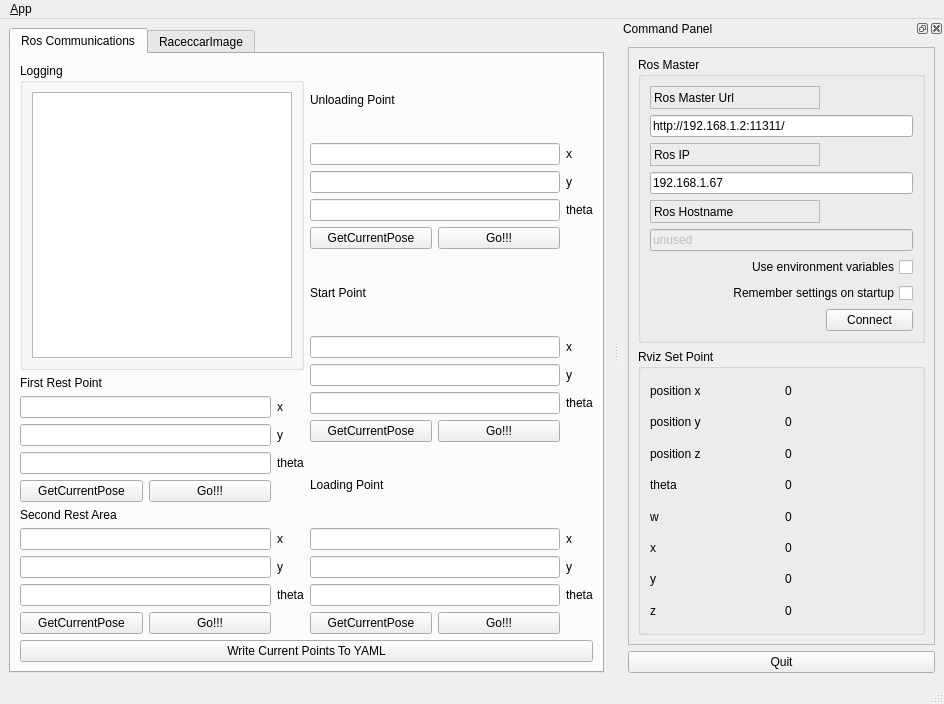
weihaoysgs/racecar-cloud-ws, file racecar_cloud/ui/main_window.ui: the form before one commit.
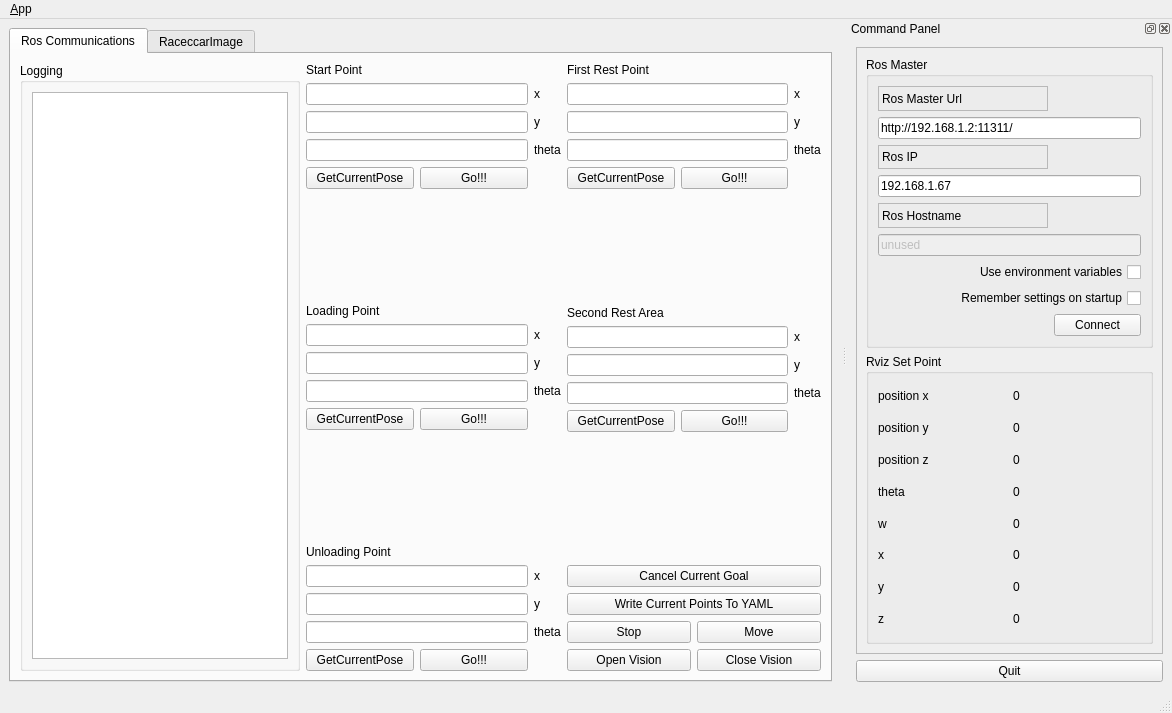
The form after the commit. Icons and pictures are not drawn.

What changed in the file:
```diff
--- a/racecar_cloud/ui/main_window.ui
+++ b/racecar_cloud/ui/main_window.ui
@@ -6,8 +6,8 @@
    <rect>
     <x>0</x>
     <y>0</y>
-    <width>944</width>
-    <height>704</height>
+    <width>1172</width>
+    <height>713</height>
    </rect>
   </property>
   <property name="windowTitle">
@@ -40,8 +40,8 @@
        <attribute name="title">
         <string>Ros Communications</string>
        </attribute>
-       <layout class="QGridLayout" name="gridLayout_5">
-        <item row="0" column="0">
+       <layout class="QHBoxLayout" name="horizontalLayout_14">
+        <item>
          <widget class="QGroupBox" name="groupBox_12">
           <property name="sizePolicy">
            <sizepolicy hsizetype="MinimumExpanding" vsizetype="Preferred">
@@ -59,92 +59,14 @@
           </layout>
          </widget>
         </item>
-        <item row="0" column="1" rowspan="2">
+        <item>
          <layout class="QVBoxLayout" name="verticalLayout_21">
-          <item>
-           <layout class="QVBoxLayout" name="verticalLayout_11">
-            <item>
-             <widget class="QLabel" name="label_15">
-              <property name="text">
-               <string>Unloading Point</string>
-              </property>
-             </widget>
-            </item>
-            <item>
-             <layout class="QHBoxLayout" name="horizontalLayout_3">
-              <item>
-               <layout class="QVBoxLayout" name="verticalLayout_7">
-                <item>
-                 <widget class="QLineEdit" name="lineEditUnLoadingPointX"/>
-                </item>
-                <item>
-                 <widget class="QLineEdit" name="lineEditUnLoadingPointY"/>
-                </item>
-                <item>
-                 <widget class="QLineEdit" name="lineEditUnLoadingPointTheta"/>
-                </item>
-                <item>
-                 <layout class="QHBoxLayout" name="horizontalLayout_6">
-                  <item>
-                   <widget class="QPushButton" name="pushbuttonUnLoadingGetCurrentRvizPoint">
-                    <property name="text">
-                     <string>GetCurrentPose</string>
-                    </property>
-                   </widget>
-                  </item>
-                  <item>
-                   <widget class="QPushButton" name="pushButtonGoToUnLoadingPoint">
-                    <property name="text">
-                     <string>Go!!!</string>
-                    </property>
-                   </widget>
-                  </item>
-                 </layout>
-                </item>
-               </layout>
-              </item>
-              <item>
-               <layout class="QVBoxLayout" name="verticalLayout_8">
-                <item>
-                 <widget class="QLabel" name="label_10">
-                  <property name="text">
-                   <string>x</string>
-                  </property>
-                 </widget>
-                </item>
-                <item>
-                 <widget class="QLabel" name="label_11">
-                  <property name="text">
-                   <string>y</string>
-                  </property>
-                 </widget>
-                </item>
-                <item>
-                 <widget class="QLabel" name="label_12">
-                  <property name="text">
-                   <string>theta</string>
-                  </property>
-                 </widget>
-                </item>
-                <item>
-                 <widget class="QLabel" name="label_18">
-                  <property name="text">
-                   <string/>
-                  </property>
-                 </widget>
-                </item>
-               </layout>
-              </item>
-             </layout>
-            </item>
-           </layout>
-          </item>
           <item>
            <layout class="QVBoxLayout" name="verticalLayout_20">
             <item>
              <widget class="QLabel" name="label_13">
               <property name="text">
-               <string>Start Point</string>
+               <string>Start Point </string>
               </property>
              </widget>
             </item>
@@ -221,6 +143,19 @@
             </item>
            </layout>
           </item>
+          <item>
+           <spacer name="verticalSpacer_2">
+            <property name="orientation">
+             <enum>Qt::Vertical</enum>
+            </property>
+            <property name="sizeHint" stdset="0">
+             <size>
+              <width>20</width>
+              <height>20</height>
+             </size>
+            </property>
+           </spacer>
+          </item>
           <item>
            <layout class="QVBoxLayout" name="verticalLayout_14">
             <item>
@@ -303,9 +238,100 @@
             </item>
            </layout>
           </item>
+          <item>
+           <spacer name="verticalSpacer_3">
+            <property name="orientation">
+             <enum>Qt::Vertical</enum>
+            </property>
+            <property name="sizeHint" stdset="0">
+             <size>
+              <width>20</width>
+              <height>40</height>
+             </size>
+            </property>
+           </spacer>
+          </item>
+          <item>
+           <layout class="QVBoxLayout" name="verticalLayout_11">
+            <item>
+             <widget class="QLabel" name="label_15">
+              <property name="text">
+               <string>Unloading Point</string>
+              </property>
+             </widget>
+            </item>
+            <item>
+             <layout class="QHBoxLayout" name="horizontalLayout_3">
+              <item>
+               <layout class="QVBoxLayout" name="verticalLayout_7">
+                <item>
+                 <widget class="QLineEdit" name="lineEditUnLoadingPointX"/>
+                </item>
+                <item>
+                 <widget class="QLineEdit" name="lineEditUnLoadingPointY"/>
+                </item>
+                <item>
+                 <widget class="QLineEdit" name="lineEditUnLoadingPointTheta"/>
+                </item>
+                <item>
+                 <layout class="QHBoxLayout" name="horizontalLayout_6">
+                  <item>
+                   <widget class="QPushButton" name="pushbuttonUnLoadingGetCurrentRvizPoint">
+                    <property name="text">
+                     <string>GetCurrentPose</string>
+                    </property>
+                   </widget>
+                  </item>
+                  <item>
+                   <widget class="QPushButton" name="pushButtonGoToUnLoadingPoint">
+                    <property name="text">
+                     <string>Go!!!</string>
+                    </property>
+                   </widget>
+                  </item>
+                 </layout>
+                </item>
+               </layout>
+              </item>
+              <item>
+               <layout class="QVBoxLayout" name="verticalLayout_8">
+                <item>
+                 <widget class="QLabel" name="label_10">
+                  <property name="text">
+                   <string>x</string>
+                  </property>
+                 </widget>
+                </item>
+                <item>
+                 <widget class="QLabel" name="label_11">
+                  <property name="text">
+                   <string>y</string>
+                  </property>
+                 </widget>
+                </item>
+                <item>
+                 <widget class="QLabel" name="label_12">
+                  <property name="text">
+                   <string>theta</string>
+                  </property>
+                 </widget>
+                </item>
+                <item>
+                 <widget class="QLabel" name="label_18">
+                  <property name="text">
+                   <string/>
+                  </property>
+                 </widget>
+                </item>
+               </layout>
+              </item>
+             </layout>
+            </item>
+           </layout>
+          </item>
          </layout>
         </item>
-        <item row="1" column="0">
+        <item>
          <layout class="QVBoxLayout" name="verticalLayout_13">
           <item>
            <layout class="QVBoxLayout" name="verticalLayout_12">
@@ -385,6 +411,19 @@
             </item>
            </layout>
           </item>
+          <item>
+           <spacer name="verticalSpacer">
+            <property name="orientation">
+             <enum>Qt::Vertical</enum>
+            </property>
+            <property name="sizeHint" stdset="0">
+             <size>
+              <width>20</width>
+              <height>40</height>
+             </size>
+            </property>
+           </spacer>
+          </item>
           <item>
            <layout class="QVBoxLayout" name="verticalLayout_17">
             <item>
@@ -463,15 +502,101 @@
             </item>
            </layout>
           </item>
+          <item>
+           <spacer name="verticalSpacer_4">
+            <property name="orientation">
+             <enum>Qt::Vertical</enum>
+            </property>
+            <property name="sizeHint" stdset="0">
+             <size>
+              <width>20</width>
+              <height>40</height>
+             </size>
+            </property>
+           </spacer>
+          </item>
+          <item>
+           <layout class="QVBoxLayout" name="verticalLayout_23">
+            <item>
+             <spacer name="verticalSpacer_5">
+              <property name="orientation">
+               <enum>Qt::Vertical</enum>
+              </property>
+              <property name="sizeHint" stdset="0">
+               <size>
+                <width>15</width>
+                <height>16</height>
+               </size>
+              </property>
+             </spacer>
+            </item>
+            <item>
+             <widget class="QPushButton" name="pushButtonCancelCurrentNavGoal">
+              <property name="text">
+               <string>Cancel Current Goal</string>
+              </property>
+              <property name="shortcut">
+               <string>Esc</string>
+              </property>
+             </widget>
+            </item>
+            <item>
+             <widget class="QPushButton" name="pushButtonWriteCurrentPoints">
+              <property name="text">
+               <string>Write Current Points To YAML</string>
+              </property>
+             </widget>
+            </item>
+            <item>
+             <layout class="QVBoxLayout" name="verticalLayout_22">
+              <item>
+               <layout class="QHBoxLayout" name="horizontalLayout_12">
+                <item>
+                 <widget class="QPushButton" name="pushButtonForceRacecarNavgationStop">
+                  <property name="text">
+                   <string>Stop</string>
+                  </property>
+                  <property name="shortcut">
+                   <string>S</string>
+                  </property>
+                 </widget>
+                </item>
+                <item>
+                 <widget class="QPushButton" name="pushButtonAllowRacecarNavigationMove">
+                  <property name="text">
+                   <string>Move</string>
+                  </property>
+                  <property name="shortcut">
+                   <string>W</string>
+                  </property>
+                 </widget>
+                </item>
+               </layout>
+              </item>
+              <item>
+               <layout class="QHBoxLayout" name="horizontalLayout_13">
+                <item>
+                 <widget class="QPushButton" name="pushButtonOpenSCornerVision">
+                  <property name="text">
+                   <string>Open Vision</string>
+                  </property>
+                 </widget>
+                </item>
+                <item>
+                 <widget class="QPushButton" name="pushButtonCloseSCornerVision">
+                  <property name="text">
+                   <string>Close Vision</string>
+                  </property>
+                 </widget>
+                </item>
+               </layout>
+              </item>
+             </layout>
+            </item>
+           </layout>
+          </item>
          </layout>
         </item>
-        <item row="2" column="0" colspan="2">
-         <widget class="QPushButton" name="pushButtonWriteCurrentPoints">
-          <property name="text">
-           <string>Write Current Points To YAML</string>
-          </property>
-         </widget>
-        </item>
        </layout>
       </widget>
       <widget class="QWidget" name="tab">
@@ -497,7 +622,7 @@
     <rect>
      <x>0</x>
      <y>0</y>
-     <width>944</width>
+     <width>1172</width>
      <height>22</height>
     </rect>
    </property>
```
